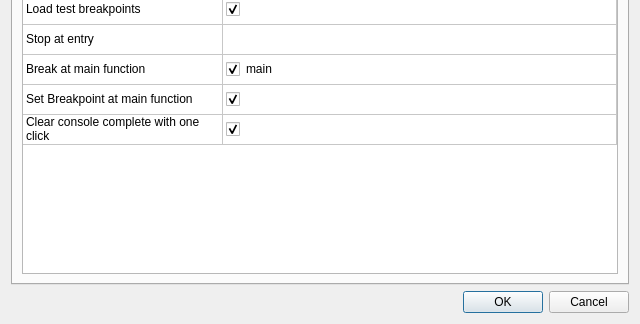
Qt form resources/designer/settingsDialog.ui (jetedonner/LLDBPyGUI) before a commit; both pictures show x 0 to 640 and y 156 to 480 of the 640 by 480 pixel window.
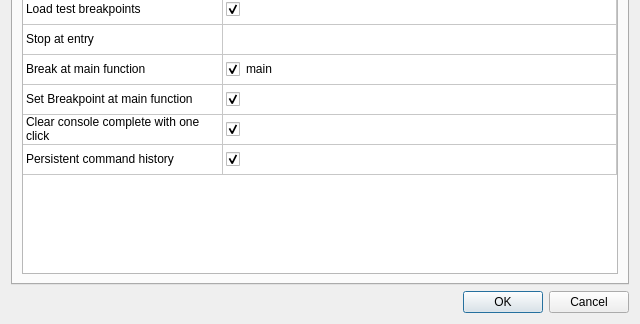
The same form after that commit.

Commit message: PersistentCommandHistory in settings as well as some work with threading

The edit to the form file:
```diff
--- a/resources/designer/settingsDialog.ui
+++ b/resources/designer/settingsDialog.ui
@@ -391,6 +391,11 @@
            <string>Clear Console complete (with 1 click)</string>
           </property>
          </row>
+         <row>
+          <property name="text">
+           <string>Persistent command history</string>
+          </property>
+         </row>
          <column>
           <property name="text">
            <string>Key</string>
@@ -484,6 +489,19 @@
           </property>
          </item>
          <item row="5" column="1">
+          <property name="text">
+           <string/>
+          </property>
+          <property name="checkState">
+           <enum>Checked</enum>
+          </property>
+         </item>
+         <item row="6" column="0">
+          <property name="text">
+           <string>Persistent command history</string>
+          </property>
+         </item>
+         <item row="6" column="1">
           <property name="checkState">
            <enum>Checked</enum>
           </property>
```
The commit also changes 7 other files.
